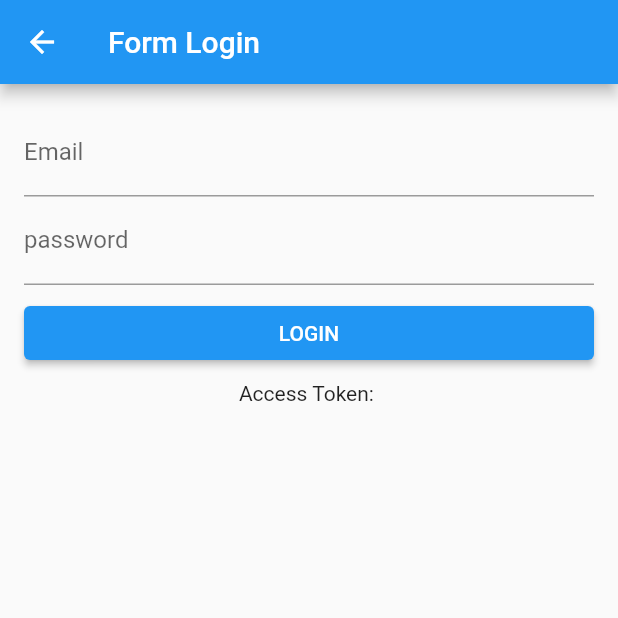
After one commit to balinux/prokom, a Flutter app: the screen it shows after launch, after a tap on "Learn Http Request", on a phone screen of 412 x 824 dp, the top half of it. The commit adds this screen. Run offline on Flutter 3.47's test engine with Material 2 defaults, Android fonts, the phone set to English and light mode, and no system bars.

Commit message:
update: HTTP request API Authentication

```diff
--- /dev/null
+++ b/assets/example.json
@@ -0,0 +1,4 @@
+{
+    "name": "Itadori Yuji",
+    "age": 18
+}
--- /dev/null
+++ b/lib/learn-http-request.dart
@@ -0,0 +1,177 @@
+import 'package:flutter/material.dart';
+import 'package:pemrograman_komputer/services/api-service.dart';
+
+final GlobalKey<ScaffoldState> _scaffoldState = GlobalKey<ScaffoldState>();
+
+class LearnHttpRequest extends StatefulWidget {
+  @override
+  _LearnHttpRequestState createState() => _LearnHttpRequestState();
+}
+
+class _LearnHttpRequestState extends State<LearnHttpRequest> {
+  bool _isLoading = false;
+  ApiService _apiService = ApiService();
+  // bool _isFieldNameValid;
+  bool _isFieldEmailValid;
+  bool _isFieldPasswordValid;
+  // bool _isFieldAgeValid;
+  // TextEditingController _controllerName = TextEditingController();
+  TextEditingController _controllerEmail = TextEditingController();
+  // TextEditingController _controllerAge = TextEditingController();
+  TextEditingController _controllerPassword = TextEditingController();
+  String accessToken = "";
+
+  @override
+  Widget build(BuildContext context) {
+    return Scaffold(
+      key: _scaffoldState,
+      appBar: AppBar(
+        iconTheme: IconThemeData(color: Colors.white),
+        title: Text(
+          "Form Login",
+          style: TextStyle(color: Colors.white),
+        ),
+      ),
+      body: Stack(
+        children: <Widget>[
+          Padding(
+            padding: const EdgeInsets.all(16.0),
+            child: Column(
+              crossAxisAlignment: CrossAxisAlignment.stretch,
+              children: <Widget>[
+                _buildTextFieldEmail(),
+                _buildTextFieldPassword(),
+                // _buildTextFieldAge(),
+                Padding(
+                  padding: const EdgeInsets.only(top: 8.0),
+                  child: ElevatedButton(
+                    onPressed: () {
+                      if (_isFieldEmailValid == null ||
+                          _isFieldPasswordValid == null ||
+                          !_isFieldEmailValid ||
+                          !_isFieldPasswordValid) {
+                        _scaffoldState.currentState.showSnackBar(
+                          SnackBar(
+                            content: Text("Harap isi data dengan lengkap"),
+                          ),
+                        );
+                        return;
+                      }
+                      setState(() => _isLoading = true);
+                      String email = _controllerEmail.text.toString();
+                      String password = _controllerPassword.text.toString();
+                      // Profile profile = Profile(name: name, email: email, age: age);
+                      _apiService
+                          .loginWithApi(email, password)
+                          .then((response) {
+                        setState(() => _isLoading = false);
+                        print(response);
+                        if (response != null) {
+                          setState(() {
+                            accessToken = response.token;
+                          });
+                          // Navigator.pop(_scaffoldState.currentState.context);
+                        } else {
+                          _scaffoldState.currentState.showSnackBar(SnackBar(
+                            content: Text("Submit data failed"),
+                          ));
+                        }
+                      });
+                    },
+                    child: Text(
+                      "Login".toUpperCase(),
+                      style: TextStyle(
+                        color: Colors.white,
+                      ),
+                    ),
+                    // color: Colors.blue[600],
+                  ),
+                ),
+                Padding(
+                  padding: EdgeInsets.all(8.0),
+                  child: Center(
+                    child: Text("Access Token: ${accessToken ?? "-"}"),
+                  ),
+                )
+              ],
+            ),
+          ),
+          _isLoading
+              ? Stack(
+                  children: <Widget>[
+                    Opacity(
+                      opacity: 0.3,
+                      child: ModalBarrier(
+                        dismissible: false,
+                        color: Colors.grey,
+                      ),
+                    ),
+                    Center(
+                      child: CircularProgressIndicator(),
+                    ),
+                  ],
+                )
+              : Container(),
+        ],
+      ),
+    );
+  }
+
+  Widget _buildTextFieldPassword() {
+    return TextField(
+      controller: _controllerPassword,
+      keyboardType: TextInputType.text,
+      decoration: InputDecoration(
+        labelText: "password",
+        errorText: _isFieldPasswordValid == null || _isFieldPasswordValid
+            ? null
+            : "Password is required",
+      ),
+      onChanged: (value) {
+        bool isFieldValid = value.trim().isNotEmpty;
+        if (isFieldValid != _isFieldPasswordValid) {
+          setState(() => _isFieldPasswordValid = isFieldValid);
+        }
+      },
+    );
+  }
+
+  Widget _buildTextFieldEmail() {
+    return TextField(
+      controller: _controllerEmail,
+      keyboardType: TextInputType.emailAddress,
+      decoration: InputDecoration(
+        labelText: "Email",
+        errorText: _isFieldEmailValid == null || _isFieldEmailValid
+            ? null
+            : "Email is required",
+      ),
+      onChanged: (value) {
+        bool isFieldValid = value.trim().isNotEmpty;
+        if (isFieldValid != _isFieldEmailValid) {
+          setState(() => _isFieldEmailValid = isFieldValid);
+        }
+      },
+    );
+  }
+}
+
+//   Widget _buildTextFieldAge() {
+//     return TextField(
+//       controller: _controllerAge,
+//       keyboardType: TextInputType.number,
+//       decoration: InputDecoration(
+//         labelText: "Age",
+//         errorText: _isFieldAgeValid == null || _isFieldAgeValid
+//             ? null
+//             : "Age is required",
+//       ),
+//       onChanged: (value) {
+//         bool isFieldValid = value.trim().isNotEmpty;
+//         if (isFieldValid != _isFieldAgeValid) {
+//           setState(() => _isFieldAgeValid = isFieldValid);
+//         }
+//       },
+//     );
+//   }
+// }
--- /dev/null
+++ b/lib/models/account.dart
@@ -0,0 +1,20 @@
+class Account {
+  String token;
+
+  Account({this.token});
+
+  factory Account.fromJson(Map<String, dynamic> json) {
+    return Account(token: json["token"]);
+  }
+
+  Map<String, dynamic> toJson() {
+    final Map<String, dynamic> data = new Map<String, dynamic>();
+    data['token'] = this.token;
+    return data;
+  }
+
+  @override
+  String toString() {
+    return 'Account{token: $token}';
+  }
+}
--- a/lib/screens/HomePage.dart
+++ b/lib/screens/HomePage.dart
@@ -1,4 +1,6 @@
 import 'package:flutter/material.dart';
+import 'package:pemrograman_komputer/learn-http-request.dart';
+import 'package:pemrograman_komputer/learn-json.dart';
 import 'package:pemrograman_komputer/providers/CartProvider.dart';
 import 'package:pemrograman_komputer/screens/DetailPage.dart';
 import 'package:provider/src/provider.dart';
@@ -24,6 +26,24 @@ class _HomepageState extends State<Homepage> {
             child: ElevatedButton(
                 onPressed: () {
                   Route route =
+                      MaterialPageRoute(builder: (context) => LearnJson());
+                  Navigator.push(context, route);
+                },
+                child: Text("Learn Json")),
+          ),
+          Center(
+            child: ElevatedButton(
+                onPressed: () {
+                  Route route = MaterialPageRoute(
+                      builder: (context) => LearnHttpRequest());
+                  Navigator.push(context, route);
+                },
+                child: Text("Learn Http Request")),
+          ),
+          Center(
+            child: ElevatedButton(
+                onPressed: () {
+                  Route route =
                       MaterialPageRoute(builder: (context) => DetailPage());
                   Navigator.push(context, route);
                 },
--- /dev/null
+++ b/lib/services/api-service.dart
@@ -0,0 +1,22 @@
+import 'dart:convert';
+
+import 'package:http/http.dart';
+import 'package:pemrograman_komputer/models/account.dart';
+
+class ApiService {
+  final String baseUrl = "reqres.in";
+  Client client = Client();
+
+  Future<Account> loginWithApi(String email, String password) async {
+    final response = await client.post(Uri.https('$baseUrl', "/api/login"),
+        headers: {"content-type": "application/json"},
+        body:
+            jsonEncode(<String, String>{'email': email, 'password': password}));
+
+    if (response.statusCode == 200) {
+      return Account.fromJson(json.decode(response.body));
+    } else {
+      return null;
+    }
+  }
+}
--- a/pubspec.yaml
+++ b/pubspec.yaml
@@ -29,6 +29,7 @@ dependencies:
   # Use with the CupertinoIcons class for iOS style icons.
   cupertino_icons: ^1.0.2
   provider: ^6.0.1
+  http: ^0.13.4
 
 dev_dependencies:
   flutter_test:
@@ -48,6 +49,7 @@ flutter:
   # To add assets to your application, add an assets section, like this:
   assets:
     - assets/images/image1.png
+    - assets/
 
   # An image asset can refer to one or more resolution-specific "variants", see
   # https://flutter.dev/assets-and-images/#resolution-aware.
```
Also changed, not shown: lib/learn-json.dart (added, +65 -0 lines), lib/models/user.dart (added, +14 -0 lines), lib/services/file-service.dart (added, +14 -0 lines), pubspec.lock.
